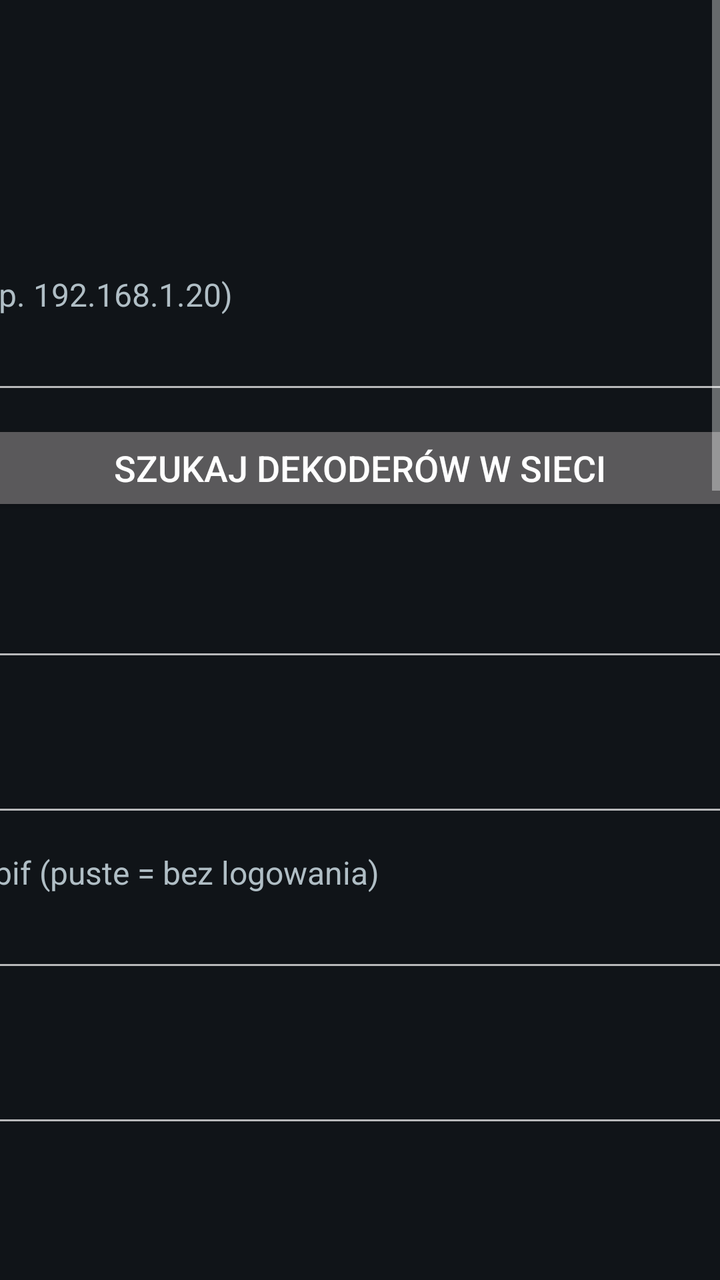
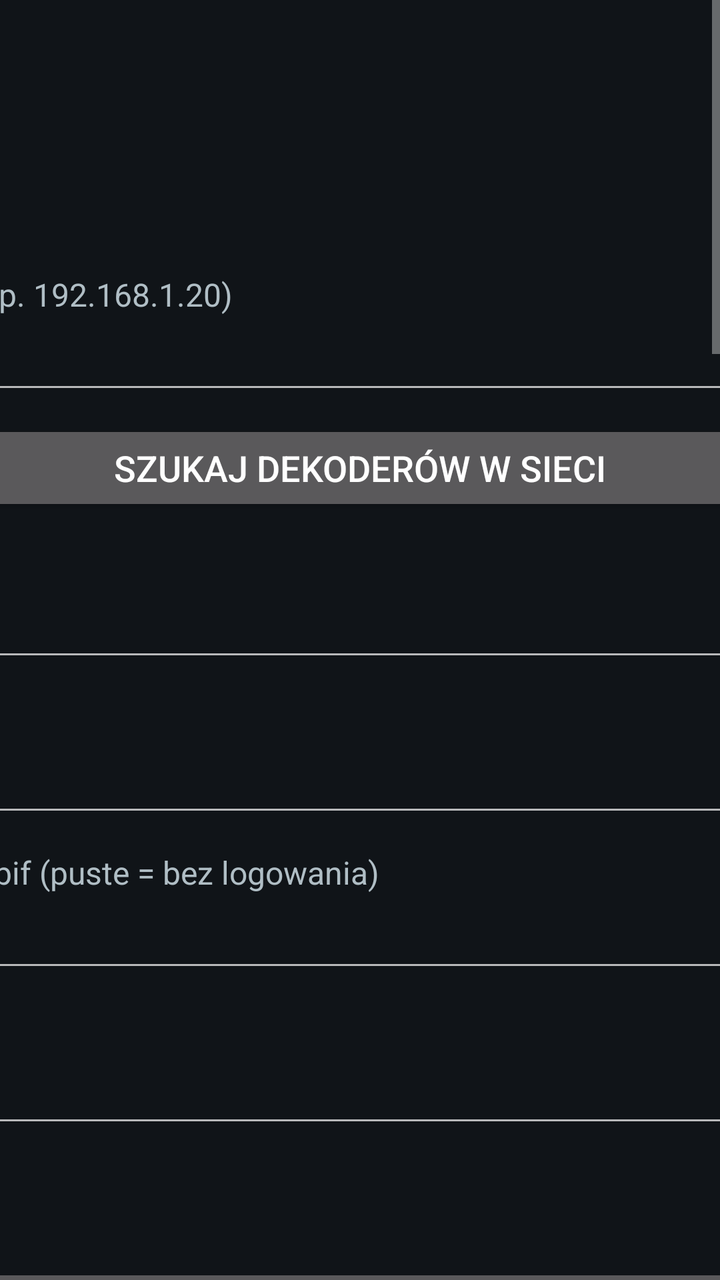

Compare the two renders of this Android layout. The source of the first and the diff that turns it into the second are given below.
<!-- AndroidManifest.xml: application theme AppTheme -->
<!-- res/layout/activity_settings.xml -->
<?xml version="1.0" encoding="utf-8"?>
<ScrollView xmlns:android="http://schemas.android.com/apk/res/android"
    android:layout_width="match_parent" android:layout_height="match_parent" android:background="#FF101418">
    <LinearLayout android:layout_width="720dp" android:layout_height="wrap_content" android:layout_gravity="center_horizontal" android:orientation="vertical" android:padding="32dp">
        <TextView android:id="@+id/version" android:layout_width="match_parent" android:layout_height="wrap_content" android:textColor="#FF4FC3F7" android:textSize="28sp" android:textStyle="bold" />
        <TextView android:layout_width="match_parent" android:layout_height="wrap_content" android:layout_marginTop="28dp" android:text="Dekoder" android:textColor="#FF4FC3F7" android:textSize="20sp" android:textStyle="bold" />
        <TextView android:layout_width="match_parent" android:layout_height="wrap_content" android:layout_marginTop="12dp" android:text="Adres IP dekodera (np. 192.168.1.20)" android:textColor="#FFB0BEC5" android:textSize="16sp" />
        <EditText android:id="@+id/host" android:layout_width="match_parent" android:layout_height="wrap_content" android:inputType="text" android:imeOptions="actionNext" android:singleLine="true" android:textColor="#FFFFFFFF" android:textSize="20sp" />
        <Button android:id="@+id/discover" android:layout_width="match_parent" android:layout_height="wrap_content" android:layout_marginTop="8dp" android:text="Szukaj dekoderów w sieci" android:textSize="18sp" />
        <TextView android:layout_width="match_parent" android:layout_height="wrap_content" android:layout_marginTop="12dp" android:text="Port OpenWebif" android:textColor="#FFB0BEC5" android:textSize="16sp" />
        <EditText android:id="@+id/httpPort" android:layout_width="match_parent" android:layout_height="wrap_content" android:inputType="number" android:imeOptions="actionNext" android:singleLine="true" android:textColor="#FFFFFFFF" android:textSize="20sp" />
        <TextView android:layout_width="match_parent" android:layout_height="wrap_content" android:layout_marginTop="12dp" android:text="Port streamingu" android:textColor="#FFB0BEC5" android:textSize="16sp" />
        <EditText android:id="@+id/streamPort" android:layout_width="match_parent" android:layout_height="wrap_content" android:inputType="number" android:imeOptions="actionNext" android:singleLine="true" android:textColor="#FFFFFFFF" android:textSize="20sp" />
        <TextView android:layout_width="match_parent" android:layout_height="wrap_content" android:layout_marginTop="12dp" android:text="Użytkownik OpenWebif (puste = bez logowania)" android:textColor="#FFB0BEC5" android:textSize="16sp" />
        <EditText android:id="@+id/user" android:layout_width="match_parent" android:layout_height="wrap_content" android:inputType="text" android:imeOptions="actionNext" android:singleLine="true" android:textColor="#FFFFFFFF" android:textSize="20sp" />
        <TextView android:layout_width="match_parent" android:layout_height="wrap_content" android:layout_marginTop="12dp" android:text="Hasło OpenWebif" android:textColor="#FFB0BEC5" android:textSize="16sp" />
        <EditText android:id="@+id/pass" android:layout_width="match_parent" android:layout_height="wrap_content" android:inputType="textPassword" android:imeOptions="actionNext" android:singleLine="true" android:textColor="#FFFFFFFF" android:textSize="20sp" />
        <TextView android:layout_width="match_parent" android:layout_height="wrap_content" android:layout_marginTop="28dp" android:text="Odtwarzanie" android:textColor="#FF4FC3F7" android:textSize="20sp" android:textStyle="bold" />
        <CheckBox android:id="@+id/tunneling" android:layout_width="match_parent" android:layout_height="wrap_content" android:layout_marginTop="12dp" android:text="Tunelowanie wideo (jak w DreamTV)" android:textColor="#FFFFFFFF" android:textSize="20sp" />
        <CheckBox android:id="@+id/watchdog" android:layout_width="match_parent" android:layout_height="wrap_content" android:layout_marginTop="12dp" android:text="Automatyczne wznawianie zawieszonego obrazu" android:textColor="#FFFFFFFF" android:textSize="20sp" />
        <TextView android:layout_width="match_parent" android:layout_height="wrap_content" android:layout_marginTop="12dp" android:text="Zawieszenie po (sekundy bez nowych klatek)" android:textColor="#FFB0BEC5" android:textSize="16sp" />
        <EditText android:id="@+id/stallSec" android:layout_width="match_parent" android:layout_height="wrap_content" android:inputType="number" android:imeOptions="actionNext" android:singleLine="true" android:textColor="#FFFFFFFF" android:textSize="20sp" />
        <TextView android:layout_width="match_parent" android:layout_height="wrap_content" android:layout_marginTop="12dp" android:text="Bufor startowy (ms)" android:textColor="#FFB0BEC5" android:textSize="16sp" />
        <EditText android:id="@+id/bufferMs" android:layout_width="match_parent" android:layout_height="wrap_content" android:inputType="number" android:imeOptions="actionNext" android:singleLine="true" android:textColor="#FFFFFFFF" android:textSize="20sp" />
        <TextView android:layout_width="match_parent" android:layout_height="wrap_content" android:layout_marginTop="12dp" android:text="Odświeżanie ekranu podczas oglądania" android:textColor="#FFB0BEC5" android:textSize="16sp" />
        <RadioGroup android:id="@+id/afr" android:layout_width="match_parent" android:layout_height="wrap_content" android:orientation="vertical">
            <RadioButton android:id="@+id/afrOff" android:layout_width="match_parent" android:layout_height="wrap_content" android:text="Bez zmian (jak w systemie)" android:textColor="#FFFFFFFF" android:textSize="20sp" />
            <RadioButton android:id="@+id/afr50" android:layout_width="match_parent" android:layout_height="wrap_content" android:text="Zawsze 50 Hz" android:textColor="#FFFFFFFF" android:textSize="20sp" />
            <RadioButton android:id="@+id/afrAuto" android:layout_width="match_parent" android:layout_height="wrap_content" android:text="Automatycznie wg treści (25/50 → 50 Hz)" android:textColor="#FFFFFFFF" android:textSize="20sp" />
        </RadioGroup>
        <TextView android:layout_width="match_parent" android:layout_height="wrap_content" android:layout_marginTop="28dp" android:text="Dźwięk" android:textColor="#FF4FC3F7" android:textSize="20sp" android:textStyle="bold" />
        <TextView android:layout_width="match_parent" android:layout_height="wrap_content" android:layout_marginTop="12dp" android:text="Preferowany język (ISO 639-2, np. pol,eng)" android:textColor="#FFB0BEC5" android:textSize="16sp" />
        <EditText android:id="@+id/audioLang" android:layout_width="match_parent" android:layout_height="wrap_content" android:inputType="text" android:imeOptions="actionNext" android:singleLine="true" android:textColor="#FFFFFFFF" android:textSize="20sp" />
        <CheckBox android:id="@+id/preferAc3" android:layout_width="match_parent" android:layout_height="wrap_content" android:layout_marginTop="12dp" android:text="Preferuj AC3 / E-AC3 (Dolby)" android:textColor="#FFFFFFFF" android:textSize="20sp" />
        <TextView android:layout_width="match_parent" android:layout_height="wrap_content" android:layout_marginTop="12dp" android:text="Wybór ścieżki dla kanału: przytrzymaj OK → Ścieżka dźwięku (zapamiętywane)" android:textColor="#FFB0BEC5" android:textSize="16sp" />
        <TextView android:layout_width="match_parent" android:layout_height="wrap_content" android:layout_marginTop="28dp" android:text="Log diagnostyczny" android:textColor="#FF4FC3F7" android:textSize="20sp" android:textStyle="bold" />
        <CheckBox android:id="@+id/logFtp" android:layout_width="match_parent" android:layout_height="wrap_content" android:layout_marginTop="12dp" android:text="Wysyłaj log na dekoder przez FTP (co 2 min)" android:textColor="#FFFFFFFF" android:textSize="20sp" />
        <TextView android:layout_width="match_parent" android:layout_height="wrap_content" android:layout_marginTop="12dp" android:text="Użytkownik FTP dekodera" android:textColor="#FFB0BEC5" android:textSize="16sp" />
        <EditText android:id="@+id/ftpUser" android:layout_width="match_parent" android:layout_height="wrap_content" android:inputType="text" android:imeOptions="actionNext" android:singleLine="true" android:textColor="#FFFFFFFF" android:textSize="20sp" />
        <TextView android:layout_width="match_parent" android:layout_height="wrap_content" android:layout_marginTop="12dp" android:text="Hasło FTP (puste, jeśli root bez hasła)" android:textColor="#FFB0BEC5" android:textSize="16sp" />
        <EditText android:id="@+id/ftpPass" android:layout_width="match_parent" android:layout_height="wrap_content" android:inputType="textPassword" android:imeOptions="actionNext" android:singleLine="true" android:textColor="#FFFFFFFF" android:textSize="20sp" />
        <TextView android:layout_width="match_parent" android:layout_height="wrap_content" android:layout_marginTop="12dp" android:text="Katalog na dekoderze (np. /tmp lub /media/hdd)" android:textColor="#FFB0BEC5" android:textSize="16sp" />
        <EditText android:id="@+id/ftpDir" android:layout_width="match_parent" android:layout_height="wrap_content" android:inputType="text" android:imeOptions="actionNext" android:singleLine="true" android:textColor="#FFFFFFFF" android:textSize="20sp" />
        <TextView android:id="@+id/logPath" android:layout_width="match_parent" android:layout_height="wrap_content" android:layout_marginTop="8dp" android:textColor="#FF90A4AE" android:textSize="14sp" />
        <LinearLayout android:layout_width="match_parent" android:layout_height="wrap_content" android:layout_marginTop="24dp" android:orientation="horizontal">
            <Button android:id="@+id/save" android:layout_width="0dp" android:layout_height="wrap_content" android:layout_weight="1" android:text="Zapisz" android:textSize="20sp" />
            <Button android:id="@+id/cancel" android:layout_width="0dp" android:layout_height="wrap_content" android:layout_weight="1" android:text="Anuluj" android:textSize="20sp" />
        </LinearLayout>
    </LinearLayout>
</ScrollView>
<!-- resources referenced by this layout -->
<resources>
  <style name="AppTheme" parent="android:Theme.Material.NoActionBar.Fullscreen">
          <item name="android:windowBackground">@android:color/black</item>
          <item name="android:colorAccent">#FF4FC3F7</item>
      </style>
</resources>

<!-- the commit's change to res/layout/activity_settings.xml (unified diff, before → after) -->
@@ -15,6 +15,16 @@
         <EditText android:id="@+id/user" android:layout_width="match_parent" android:layout_height="wrap_content" android:inputType="text" android:imeOptions="actionNext" android:singleLine="true" android:textColor="#FFFFFFFF" android:textSize="20sp" />
         <TextView android:layout_width="match_parent" android:layout_height="wrap_content" android:layout_marginTop="12dp" android:text="Hasło OpenWebif" android:textColor="#FFB0BEC5" android:textSize="16sp" />
         <EditText android:id="@+id/pass" android:layout_width="match_parent" android:layout_height="wrap_content" android:inputType="textPassword" android:imeOptions="actionNext" android:singleLine="true" android:textColor="#FFFFFFFF" android:textSize="20sp" />
+        <TextView android:layout_width="match_parent" android:layout_height="wrap_content" android:layout_marginTop="28dp" android:text="Ogólne" android:textColor="#FF4FC3F7" android:textSize="20sp" android:textStyle="bold" />
+        <Button android:id="@+id/bouquets" android:layout_width="match_parent" android:layout_height="wrap_content" android:layout_marginTop="8dp" android:text="Wybierz widoczne bukiety…" android:textSize="18sp" />
+        <TextView android:id="@+id/bouquetsInfo" android:layout_width="match_parent" android:layout_height="wrap_content" android:layout_marginTop="6dp" android:textColor="#FF90A4AE" android:textSize="14sp" />
+        <CheckBox android:id="@+id/resumeLast" android:layout_width="match_parent" android:layout_height="wrap_content" android:layout_marginTop="12dp" android:text="Po uruchomieniu wróć do ostatniego kanału" android:textColor="#FFFFFFFF" android:textSize="20sp" />
+        <CheckBox android:id="@+id/invertUpDown" android:layout_width="match_parent" android:layout_height="wrap_content" android:layout_marginTop="12dp" android:text="Odwróć ▲ / ▼ przy zmianie kanału" android:textColor="#FFFFFFFF" android:textSize="20sp" />
+        <TextView android:layout_width="match_parent" android:layout_height="wrap_content" android:layout_marginTop="12dp" android:text="Czas wyświetlania paska kanału (s)" android:textColor="#FFB0BEC5" android:textSize="16sp" />
+        <EditText android:id="@+id/bannerSec" android:layout_width="match_parent" android:layout_height="wrap_content" android:inputType="number" android:imeOptions="actionNext" android:singleLine="true" android:textColor="#FFFFFFFF" android:textSize="20sp" />
+        <CheckBox android:id="@+id/checkUpdates" android:layout_width="match_parent" android:layout_height="wrap_content" android:layout_marginTop="12dp" android:text="Sprawdzaj aktualizacje przy starcie" android:textColor="#FFFFFFFF" android:textSize="20sp" />
+        <TextView android:layout_width="match_parent" android:layout_height="wrap_content" android:layout_marginTop="12dp" android:text="PIN do ustawień (puste = bez blokady)" android:textColor="#FFB0BEC5" android:textSize="16sp" />
+        <EditText android:id="@+id/pin" android:layout_width="match_parent" android:layout_height="wrap_content" android:inputType="numberPassword" android:imeOptions="actionNext" android:singleLine="true" android:textColor="#FFFFFFFF" android:textSize="20sp" />
         <TextView android:layout_width="match_parent" android:layout_height="wrap_content" android:layout_marginTop="28dp" android:text="Odtwarzanie" android:textColor="#FF4FC3F7" android:textSize="20sp" android:textStyle="bold" />
         <CheckBox android:id="@+id/tunneling" android:layout_width="match_parent" android:layout_height="wrap_content" android:layout_marginTop="12dp" android:text="Tunelowanie wideo (jak w DreamTV)" android:textColor="#FFFFFFFF" android:textSize="20sp" />
         <CheckBox android:id="@+id/watchdog" android:layout_width="match_parent" android:layout_height="wrap_content" android:layout_marginTop="12dp" android:text="Automatyczne wznawianie zawieszonego obrazu" android:textColor="#FFFFFFFF" android:textSize="20sp" />
@@ -33,15 +43,20 @@
         <EditText android:id="@+id/audioLang" android:layout_width="match_parent" android:layout_height="wrap_content" android:inputType="text" android:imeOptions="actionNext" android:singleLine="true" android:textColor="#FFFFFFFF" android:textSize="20sp" />
         <CheckBox android:id="@+id/preferAc3" android:layout_width="match_parent" android:layout_height="wrap_content" android:layout_marginTop="12dp" android:text="Preferuj AC3 / E-AC3 (Dolby)" android:textColor="#FFFFFFFF" android:textSize="20sp" />
         <TextView android:layout_width="match_parent" android:layout_height="wrap_content" android:layout_marginTop="12dp" android:text="Wybór ścieżki dla kanału: przytrzymaj OK → Ścieżka dźwięku (zapamiętywane)" android:textColor="#FFB0BEC5" android:textSize="16sp" />
-        <TextView android:layout_width="match_parent" android:layout_height="wrap_content" android:layout_marginTop="28dp" android:text="Log diagnostyczny" android:textColor="#FF4FC3F7" android:textSize="20sp" android:textStyle="bold" />
+        <TextView android:layout_width="match_parent" android:layout_height="wrap_content" android:layout_marginTop="28dp" android:text="Diagnostyka i zapis" android:textColor="#FF4FC3F7" android:textSize="20sp" android:textStyle="bold" />
+        <Button android:id="@+id/storage" android:layout_width="match_parent" android:layout_height="wrap_content" android:layout_marginTop="8dp" android:text="Miejsce zapisu…" android:textSize="18sp" />
+        <TextView android:id="@+id/storageInfo" android:layout_width="match_parent" android:layout_height="wrap_content" android:layout_marginTop="6dp" android:textColor="#FF90A4AE" android:textSize="14sp" />
+        <CheckBox android:id="@+id/saveTs" android:layout_width="match_parent" android:layout_height="wrap_content" android:layout_marginTop="12dp" android:text="Zapisuj ostatnie sekundy strumienia TS przy zawieszeniu" android:textColor="#FFFFFFFF" android:textSize="20sp" />
+        <TextView android:layout_width="match_parent" android:layout_height="wrap_content" android:layout_marginTop="12dp" android:text="Rozmiar zrzutu TS (MB, 2–64; 16 MB ≈ 30 s HD)" android:textColor="#FFB0BEC5" android:textSize="16sp" />
+        <EditText android:id="@+id/tsRingMb" android:layout_width="match_parent" android:layout_height="wrap_content" android:inputType="number" android:imeOptions="actionNext" android:singleLine="true" android:textColor="#FFFFFFFF" android:textSize="20sp" />
         <CheckBox android:id="@+id/logFtp" android:layout_width="match_parent" android:layout_height="wrap_content" android:layout_marginTop="12dp" android:text="Wysyłaj log na dekoder przez FTP (co 2 min)" android:textColor="#FFFFFFFF" android:textSize="20sp" />
+        <CheckBox android:id="@+id/tsFtp" android:layout_width="match_parent" android:layout_height="wrap_content" android:layout_marginTop="12dp" android:text="Wysyłaj też zrzuty TS przez FTP" android:textColor="#FFFFFFFF" android:textSize="20sp" />
         <TextView android:layout_width="match_parent" android:layout_height="wrap_content" android:layout_marginTop="12dp" android:text="Użytkownik FTP dekodera" android:textColor="#FFB0BEC5" android:textSize="16sp" />
         <EditText android:id="@+id/ftpUser" android:layout_width="match_parent" android:layout_height="wrap_content" android:inputType="text" android:imeOptions="actionNext" android:singleLine="true" android:textColor="#FFFFFFFF" android:textSize="20sp" />
         <TextView android:layout_width="match_parent" android:layout_height="wrap_content" android:layout_marginTop="12dp" android:text="Hasło FTP (puste, jeśli root bez hasła)" android:textColor="#FFB0BEC5" android:textSize="16sp" />
         <EditText android:id="@+id/ftpPass" android:layout_width="match_parent" android:layout_height="wrap_content" android:inputType="textPassword" android:imeOptions="actionNext" android:singleLine="true" android:textColor="#FFFFFFFF" android:textSize="20sp" />
         <TextView android:layout_width="match_parent" android:layout_height="wrap_content" android:layout_marginTop="12dp" android:text="Katalog na dekoderze (np. /tmp lub /media/hdd)" android:textColor="#FFB0BEC5" android:textSize="16sp" />
         <EditText android:id="@+id/ftpDir" android:layout_width="match_parent" android:layout_height="wrap_content" android:inputType="text" android:imeOptions="actionNext" android:singleLine="true" android:textColor="#FFFFFFFF" android:textSize="20sp" />
-        <TextView android:id="@+id/logPath" android:layout_width="match_parent" android:layout_height="wrap_content" android:layout_marginTop="8dp" android:textColor="#FF90A4AE" android:textSize="14sp" />
         <LinearLayout android:layout_width="match_parent" android:layout_height="wrap_content" android:layout_marginTop="24dp" android:orientation="horizontal">
             <Button android:id="@+id/save" android:layout_width="0dp" android:layout_height="wrap_content" android:layout_weight="1" android:text="Zapisz" android:textSize="20sp" />
             <Button android:id="@+id/cancel" android:layout_width="0dp" android:layout_height="wrap_content" android:layout_weight="1" android:text="Anuluj" android:textSize="20sp" />
